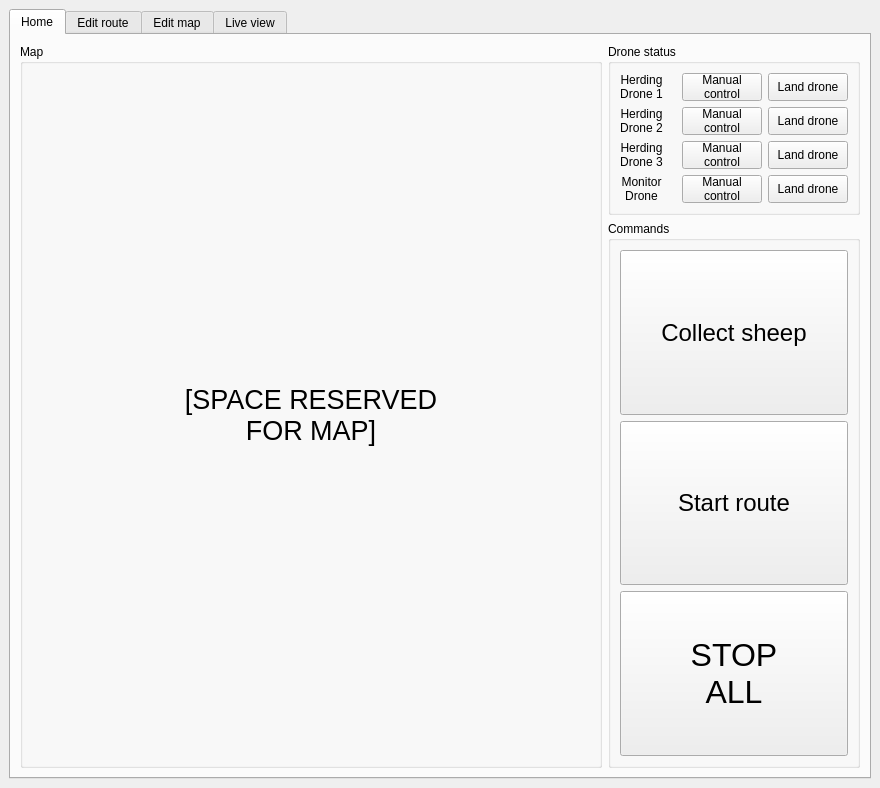
dapeef/3yp-sheep-herding, file hri.ui: the form before one commit.
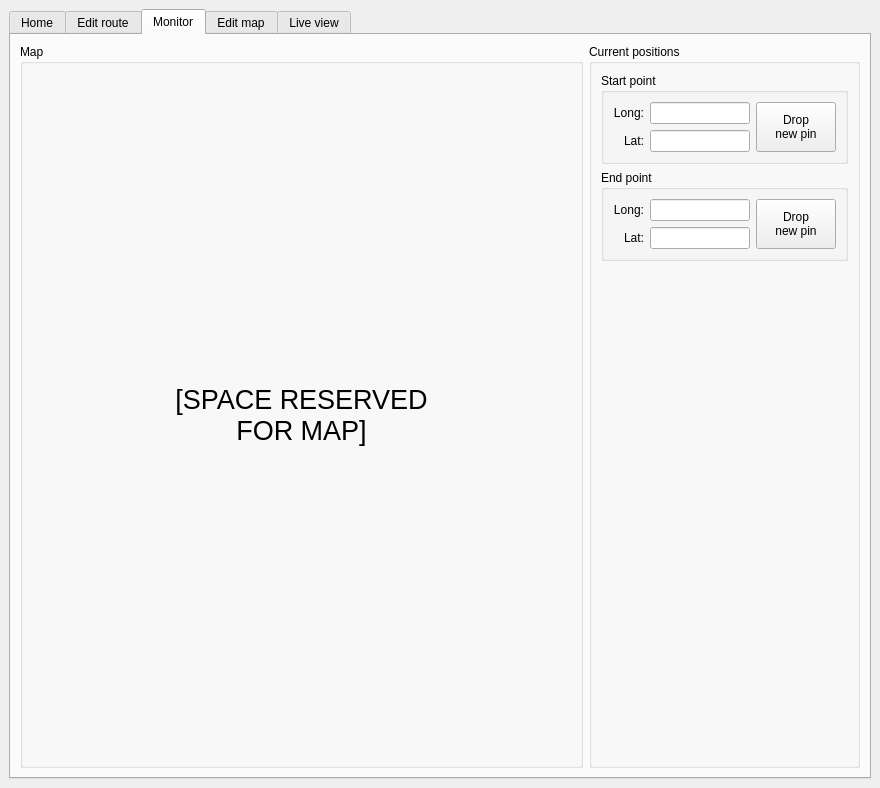
The form after the commit. The open tabs and pages were chosen to show the change. Icons and pictures are not drawn.

Commit message: Add rudimentary monitor tab

```diff
--- a/hri.ui
+++ b/hri.ui
@@ -258,7 +258,8 @@
                </property>
                <property name="text">
                 <string>Manual
-control</string>
+control/
+monitor</string>
                </property>
               </widget>
              </item>
@@ -556,6 +557,217 @@
         </item>
        </layout>
       </widget>
+      <widget class="QWidget" name="monitor_tab">
+       <attribute name="title">
+        <string>Monitor</string>
+       </attribute>
+       <layout class="QHBoxLayout" name="horizontalLayout_5">
+        <item>
+         <widget class="QGroupBox" name="map_box_monitor">
+          <property name="sizePolicy">
+           <sizepolicy hsizetype="Expanding" vsizetype="Preferred">
+            <horstretch>0</horstretch>
+            <verstretch>0</verstretch>
+           </sizepolicy>
+          </property>
+          <property name="title">
+           <string>Map</string>
+          </property>
+          <layout class="QVBoxLayout" name="map_layout_route_2">
+           <item>
+            <widget class="QLabel" name="map_placeholder_monitor">
+             <property name="sizePolicy">
+              <sizepolicy hsizetype="Expanding" vsizetype="Preferred">
+               <horstretch>0</horstretch>
+               <verstretch>0</verstretch>
+              </sizepolicy>
+             </property>
+             <property name="styleSheet">
+              <string notr="true">font: 20pt;</string>
+             </property>
+             <property name="text">
+              <string>[SPACE RESERVED
+FOR MAP]</string>
+             </property>
+             <property name="alignment">
+              <set>Qt::AlignCenter</set>
+             </property>
+            </widget>
+           </item>
+          </layout>
+         </widget>
+        </item>
+        <item>
+         <widget class="QGroupBox" name="positions_box_2">
+          <property name="title">
+           <string>Current positions</string>
+          </property>
+          <layout class="QVBoxLayout" name="verticalLayout_8">
+           <item>
+            <widget class="QGroupBox" name="start_point_box_2">
+             <property name="title">
+              <string>Start point</string>
+             </property>
+             <layout class="QGridLayout" name="gridLayout_10">
+              <item row="1" column="1">
+               <widget class="QLineEdit" name="lineEdit_5">
+                <property name="sizePolicy">
+                 <sizepolicy hsizetype="Minimum" vsizetype="Fixed">
+                  <horstretch>0</horstretch>
+                  <verstretch>0</verstretch>
+                 </sizepolicy>
+                </property>
+                <property name="maximumSize">
+                 <size>
+                  <width>100</width>
+                  <height>16777215</height>
+                 </size>
+                </property>
+               </widget>
+              </item>
+              <item row="0" column="0">
+               <widget class="QLabel" name="label_16">
+                <property name="text">
+                 <string>Long:</string>
+                </property>
+                <property name="alignment">
+                 <set>Qt::AlignRight|Qt::AlignTrailing|Qt::AlignVCenter</set>
+                </property>
+               </widget>
+              </item>
+              <item row="0" column="1">
+               <widget class="QLineEdit" name="lineEdit_6">
+                <property name="sizePolicy">
+                 <sizepolicy hsizetype="Minimum" vsizetype="Fixed">
+                  <horstretch>0</horstretch>
+                  <verstretch>0</verstretch>
+                 </sizepolicy>
+                </property>
+                <property name="maximumSize">
+                 <size>
+                  <width>100</width>
+                  <height>16777215</height>
+                 </size>
+                </property>
+               </widget>
+              </item>
+              <item row="1" column="0">
+               <widget class="QLabel" name="label_17">
+                <property name="text">
+                 <string>Lat:</string>
+                </property>
+                <property name="alignment">
+                 <set>Qt::AlignRight|Qt::AlignTrailing|Qt::AlignVCenter</set>
+                </property>
+               </widget>
+              </item>
+              <item row="0" column="2" rowspan="2">
+               <widget class="QPushButton" name="pushButton_20">
+                <property name="sizePolicy">
+                 <sizepolicy hsizetype="Minimum" vsizetype="Expanding">
+                  <horstretch>0</horstretch>
+                  <verstretch>0</verstretch>
+                 </sizepolicy>
+                </property>
+                <property name="text">
+                 <string>Drop
+new pin</string>
+                </property>
+               </widget>
+              </item>
+             </layout>
+            </widget>
+           </item>
+           <item>
+            <widget class="QGroupBox" name="end_point_box_2">
+             <property name="title">
+              <string>End point</string>
+             </property>
+             <layout class="QGridLayout" name="gridLayout_11">
+              <item row="1" column="1">
+               <widget class="QLineEdit" name="lineEdit_7">
+                <property name="sizePolicy">
+                 <sizepolicy hsizetype="Minimum" vsizetype="Fixed">
+                  <horstretch>0</horstretch>
+                  <verstretch>0</verstretch>
+                 </sizepolicy>
+                </property>
+                <property name="maximumSize">
+                 <size>
+                  <width>100</width>
+                  <height>16777215</height>
+                 </size>
+                </property>
+               </widget>
+              </item>
+              <item row="0" column="0">
+               <widget class="QLabel" name="label_18">
+                <property name="text">
+                 <string>Long:</string>
+                </property>
+                <property name="alignment">
+                 <set>Qt::AlignRight|Qt::AlignTrailing|Qt::AlignVCenter</set>
+                </property>
+               </widget>
+              </item>
+              <item row="0" column="1">
+               <widget class="QLineEdit" name="lineEdit_8">
+                <property name="sizePolicy">
+                 <sizepolicy hsizetype="Minimum" vsizetype="Fixed">
+                  <horstretch>0</horstretch>
+                  <verstretch>0</verstretch>
+                 </sizepolicy>
+                </property>
+                <property name="maximumSize">
+                 <size>
+                  <width>100</width>
+                  <height>16777215</height>
+                 </size>
+                </property>
+               </widget>
+              </item>
+              <item row="1" column="0">
+               <widget class="QLabel" name="label_19">
+                <property name="text">
+                 <string>Lat:</string>
+                </property>
+                <property name="alignment">
+                 <set>Qt::AlignRight|Qt::AlignTrailing|Qt::AlignVCenter</set>
+                </property>
+               </widget>
+              </item>
+              <item row="0" column="2" rowspan="2">
+               <widget class="QPushButton" name="pushButton_21">
+                <property name="sizePolicy">
+                 <sizepolicy hsizetype="Minimum" vsizetype="Expanding">
+                  <horstretch>0</horstretch>
+                  <verstretch>0</verstretch>
+                 </sizepolicy>
+                </property>
+                <property name="text">
+                 <string>Drop
+new pin</string>
+                </property>
+               </widget>
+              </item>
+             </layout>
+            </widget>
+           </item>
+           <item>
+            <widget class="QWidget" name="space_filler_2" native="true">
+             <property name="sizePolicy">
+              <sizepolicy hsizetype="Preferred" vsizetype="Expanding">
+               <horstretch>0</horstretch>
+               <verstretch>0</verstretch>
+              </sizepolicy>
+             </property>
+            </widget>
+           </item>
+          </layout>
+         </widget>
+        </item>
+       </layout>
+      </widget>
       <widget class="QWidget" name="edit_map_tab">
        <attribute name="title">
         <string>Edit map</string>
```
